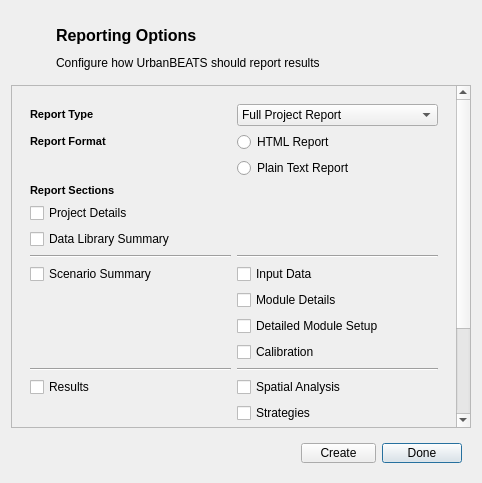
First picture: the form in gui/reportoptions.ui, repository petermbach/urbanbeats-pss, before the edit.
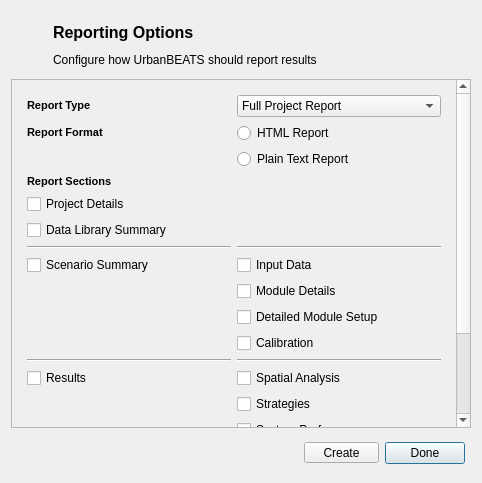
Second picture: the form after the edit. Icons and pictures are not drawn.

Commit message: Cleaned up the GUI, made some changes to many of the widget margins from 9px to 6px. Aesthetic improvements primarily.

```diff
--- a/gui/reportoptions.ui
+++ b/gui/reportoptions.ui
@@ -21,6 +21,18 @@
    <item>
     <widget class="QWidget" name="title_widget" native="true">
      <layout class="QGridLayout" name="gridLayout_3">
+      <property name="leftMargin">
+       <number>6</number>
+      </property>
+      <property name="topMargin">
+       <number>6</number>
+      </property>
+      <property name="rightMargin">
+       <number>6</number>
+      </property>
+      <property name="bottomMargin">
+       <number>6</number>
+      </property>
       <item row="0" column="0">
        <widget class="QLabel" name="title_logo">
         <property name="minimumSize">
@@ -81,14 +93,23 @@
         <x>0</x>
         <y>0</y>
         <width>445</width>
-        <height>439</height>
+        <height>433</height>
        </rect>
       </property>
       <layout class="QVBoxLayout" name="verticalLayout_3">
        <item>
         <layout class="QGridLayout" name="gridLayout_2">
-         <property name="margin">
-          <number>9</number>
+         <property name="leftMargin">
+          <number>6</number>
+         </property>
+         <property name="topMargin">
+          <number>6</number>
+         </property>
+         <property name="rightMargin">
+          <number>6</number>
+         </property>
+         <property name="bottomMargin">
+          <number>6</number>
          </property>
          <item row="14" column="0">
           <widget class="QCheckBox" name="results">
@@ -339,6 +360,18 @@
       </size>
      </property>
      <layout class="QHBoxLayout" name="horizontalLayout_2">
+      <property name="leftMargin">
+       <number>6</number>
+      </property>
+      <property name="topMargin">
+       <number>6</number>
+      </property>
+      <property name="rightMargin">
+       <number>6</number>
+      </property>
+      <property name="bottomMargin">
+       <number>6</number>
+      </property>
       <item>
        <spacer name="horizontalSpacer">
         <property name="orientation">
```
Left out of the diff: 13 changed lines with no effect on the pictures. The commit also changes 42 other files.
